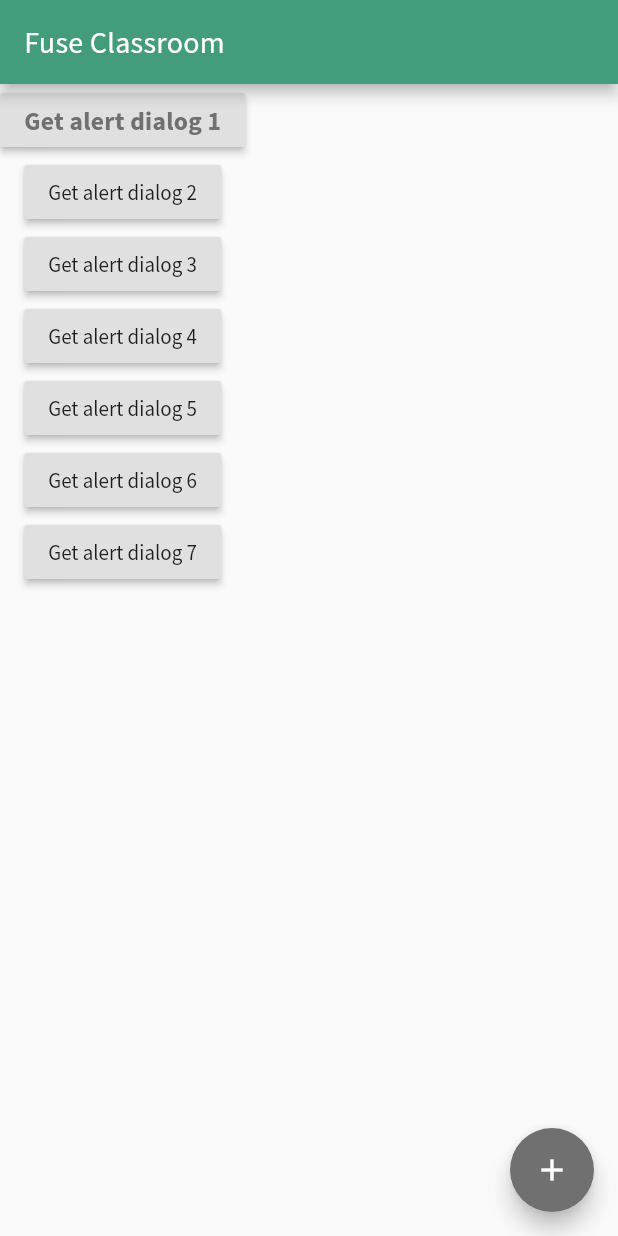
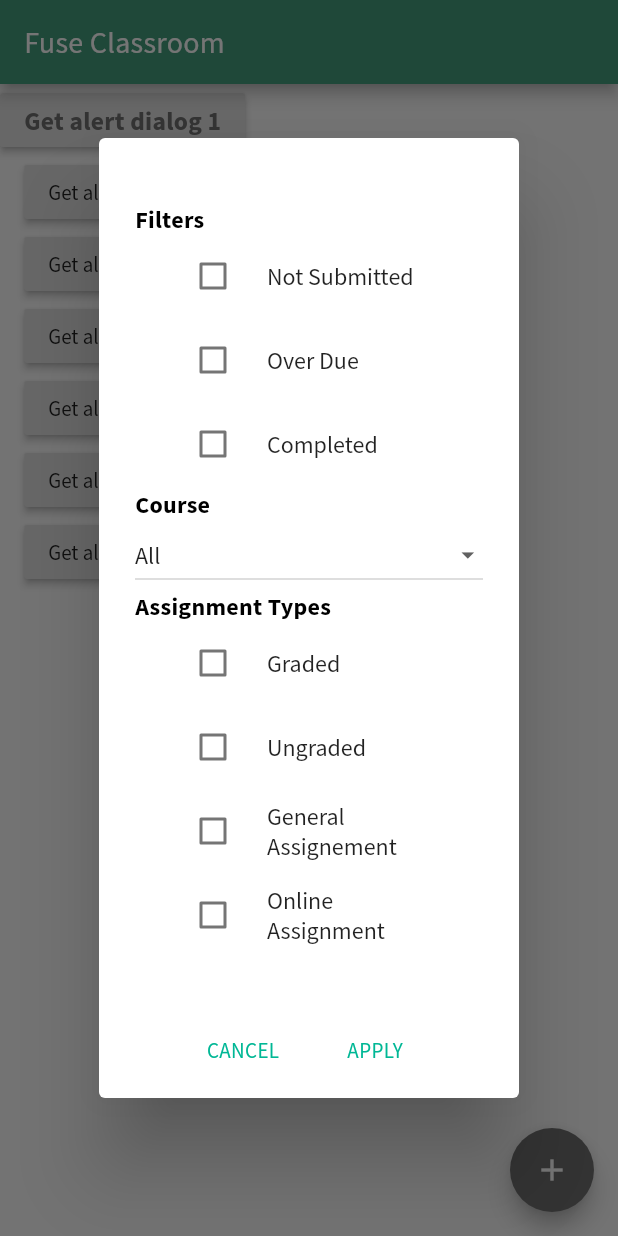
Before and after one commit to alisha-budhathoki/reusable_widgets, a Flutter app: the screen it shows after launch, after a tap on "Get alert dialog 6", on a phone screen of 412 x 824 dp. Run offline on Flutter 3.47's test engine with Material 2 defaults, Android fonts, the phone set to English and light mode, and no system bars; our stand-ins replace device_preview.

Commit message:
adding dialog with dropdown and checkbox adding scrolling feature fixing design issues

```diff
--- a/lib/modules/pages/home_page.dart
+++ b/lib/modules/pages/home_page.dart
@@ -4,6 +4,7 @@ import 'package:class_room/ui/widgets/common/base_widget_dialog.dart';
 import 'package:class_room/ui/widgets/common/global_dialog.dart';
 import 'package:class_room/ui/widgets/dialogs/course_dialog.dart';
 import 'package:class_room/ui/widgets/dialogs/dialog_widgets/confirmation_dialog_widget.dart';
+import 'package:class_room/ui/widgets/dialogs/dialog_widgets/filter_advanced_widget.dart';
 import 'package:class_room/ui/widgets/dialogs/dialog_widgets/filters_widgets.dart';
 import 'package:flutter/cupertino.dart';
 import 'package:flutter/material.dart';
@@ -12,6 +13,17 @@ import 'package:class_room/ui/styles/style_extension.dart';
 
 class MyHomePage extends StatelessWidget {
   final String title;
+  List<String> assignementStatusList = [
+    "Not Submitted",
+    "Over Due",
+    "Completed",
+  ];
+  List<String> subjectList = [
+    "All",
+    "Machine Learning",
+    "Deep Learning",
+    "Computer Learning"
+  ];
 
   MyHomePage({Key key, @required this.title}) : super(key: key);
 
@@ -79,7 +91,7 @@ class MyHomePage extends StatelessWidget {
             onPressed: () {
               GlobalDialog(
                   title: 'Confirmation',
-                  content: FilterWidget(),
+                  content: FilterWidget(assignementStatusList),
                   // Text('You have skipped 12 <b>Questions</b>. Do you want to reciew your assignment or submit it?', style: TextStyles.headline4.medium,),
                   baseWidgetDialog: BaseWidgetDialog(
                     firstContent: "CANCEL",
@@ -92,15 +104,30 @@ class MyHomePage extends StatelessWidget {
           ),
           RaisedButton(
             onPressed: () {
-              Navigator.push(
-                context,
-                MaterialPageRoute(builder: (context) => CheckBoxInListView()),
-              );
+              GlobalDialog(
+                  title: 'Confirmation',
+                  content: FilterWidget(subjectList),
+                  // Text('You have skipped 12 <b>Questions</b>. Do you want to reciew your assignment or submit it?', style: TextStyles.headline4.medium,),
+                  baseWidgetDialog: BaseWidgetDialog(
+                    firstContent: "CANCEL",
+                    secondContent: "APPLY",
+                  )
+                // BaseWidgetDialog("SWITCH TO ZOOM", "CONTINUE IN PLATFORM", xyz(), abc()),
+              ).openDialog(context);
             },
             child: Text('Get alert dialog 5'),
           ),
           RaisedButton(
-            onPressed: () {},
+            onPressed: () {
+              GlobalDialog(
+                  content: FilterAdvancedWidget(),
+                  baseWidgetDialog: BaseWidgetDialog(
+                    firstContent: "CANCEL",
+                    secondContent: "APPLY",
+                  )
+                // BaseWidgetDialog("SWITCH TO ZOOM", "CONTINUE IN PLATFORM", xyz(), abc()),
+              ).openDialog(context);
+            },
             child: Text('Get alert dialog 6'),
           ),
           RaisedButton(
--- /dev/null
+++ b/lib/ui/widgets/common/dropdown_widget.dart
@@ -0,0 +1,40 @@
+import 'package:flutter/material.dart';
+
+class DropdownWidget extends StatefulWidget {
+  @override
+  _DropdownWidgetState createState() => _DropdownWidgetState();
+}
+
+class _DropdownWidgetState extends State<DropdownWidget> {
+  String dropdownValue = "All";
+  final dropdownContents = [
+    "All",
+    "Deep Learning Course",
+    "Python Data Science",
+    "Artificial Intelligence",
+    "Algorithms and Data Structure",
+    "Foundation of Data Science"
+  ];
+
+  @override
+  Widget build(BuildContext context) {
+    return DropdownButton(
+        icon: Icon(
+          Icons.arrow_drop_down_sharp,
+          size: 20.09,
+        ),
+        isExpanded: true,
+        items: dropdownContents
+            .map((String item) =>
+                DropdownMenuItem<String>(child: Text(item), value: item))
+            .toList(),
+        value: dropdownValue,
+        onChanged: (String value) {
+          setState(() {
+            print("previous ${this.dropdownValue}");
+            print("selected $value");
+            this.dropdownValue = value;
+          });
+        });
+  }
+}
--- a/lib/ui/widgets/common/global_dialog.dart
+++ b/lib/ui/widgets/common/global_dialog.dart
@@ -17,7 +17,7 @@ class GlobalDialog extends StatelessWidget {
   @override
   Widget build(BuildContext context) {
     return AlertDialog(
-      title: Text(
+      title: title==null?Container():Text(
         title,
         style: TextStyles.headline3.semibold,
       ),
--- /dev/null
+++ b/lib/ui/widgets/dialogs/dialog_widgets/filter_advanced_widget.dart
@@ -0,0 +1,30 @@
+import 'package:class_room/ui/styles/color_palette.dart';
+import 'package:class_room/ui/styles/text_styles.dart';
+import 'package:class_room/ui/widgets/common/dropdown_widget.dart';
+import 'package:class_room/ui/widgets/dialogs/dialog_widgets/filters_widgets.dart';
+import 'package:flutter/material.dart';
+import 'package:class_room/ui/styles/style_extension.dart';
+
+class FilterAdvancedWidget extends StatelessWidget {
+  String dropdownValue = "All"; //This is the selection value. It is also present in my array.
+  final dropdownContents = ["All", "Deep Learning Course", "Python Data Science", "Artificial Intelligence", "Algorithms and Data Structure", "Foundation of Data Science"];//This is the array for dropdown
+  final checboxContents1 = ["Not Submitted", "Over Due", "Completed"];
+  final checboxContents2 = ["Graded", "Ungraded", "General Assignement", "Online Assignment"];
+
+
+  @override
+  Widget build(BuildContext context) {
+    return SingleChildScrollView(
+      child: Column(
+        children: [
+          Align(alignment: Alignment.centerLeft,child: Text('Filters',style: TextStyles.headline3.semibold,)),
+          Container(height: 170,child: FilterWidget(checboxContents1)),
+          Align(alignment: Alignment.centerLeft,child: Text('Course', style: TextStyles.headline3.semibold)),
+          DropdownWidget(),
+          Align(alignment: Alignment.centerLeft,child: Text('Assignment Types', style: TextStyles.headline3.semibold,)),
+          Container(height: 230,child: FilterWidget(checboxContents2)),
+        ],
+      ),
+    );
+  }
+}
--- a/lib/ui/widgets/dialogs/dialog_widgets/filters_widgets.dart
+++ b/lib/ui/widgets/dialogs/dialog_widgets/filters_widgets.dart
@@ -1,38 +1,37 @@
 import 'package:flutter/material.dart';
 
 class FilterWidget extends StatefulWidget {
+  List<String> items;
+  FilterWidget(this.items);
+
   @override
-  _FilterWidgetState createState() => _FilterWidgetState();
+  _FilterWidgetState createState() => _FilterWidgetState(items);
 }
 
 class _FilterWidgetState extends State<FilterWidget> {
-  List<String> _items = [
-    "Not Submitted",
-    "Over Due",
-    "Completed",
-  ];
-
   List<bool> _isChecked;
+  List<String> items;
+  _FilterWidgetState(this.items);
 
   @override
   void initState() {
     super.initState();
-    _isChecked = List<bool>.filled(_items.length, false);
+    _isChecked = List<bool>.filled(items.length, false);
     //It creates a list of the given length(first parameter) and fill initial value(second parameter) all list.
   }
 //todo: content adjustment with the title of dialog
   @override
   Widget build(BuildContext context) {
     return Container(
-      width: 100,
+      width: 200,
       child: ListView.builder(
+        physics: const NeverScrollableScrollPhysics(), //<--here
         shrinkWrap: true,
-        itemCount: _items.length,
+        itemCount: items.length,
         itemBuilder: (context, index) {
-          return Container(
-            child: CheckboxListTile(
+          return CheckboxListTile(
             controlAffinity: ListTileControlAffinity.leading,
-              title: Text(_items[index]),
+            title: Text(items[index]),
             value: _isChecked[index],
             onChanged: (val) {
               setState(
@@ -41,7 +40,6 @@ class _FilterWidgetState extends State<FilterWidget> {
                 },
               );
             },
-            ),
           );
         },
       ),
```
Lines whose indentation alone changed are shown as unchanged.
